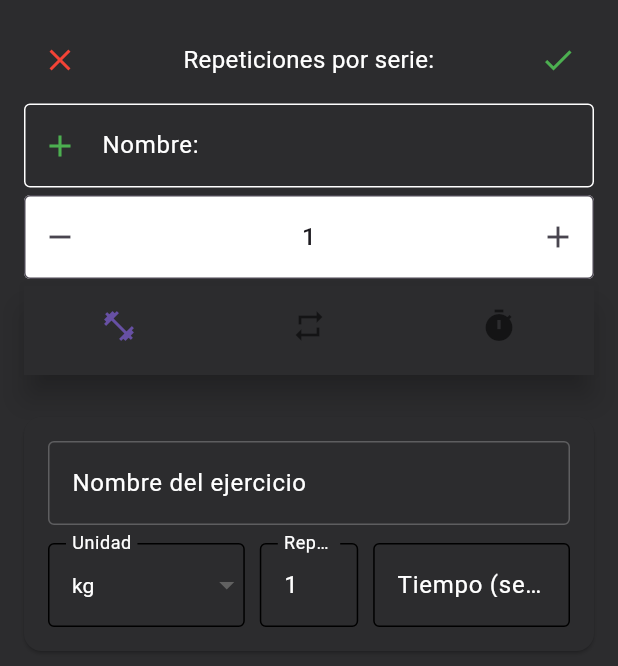
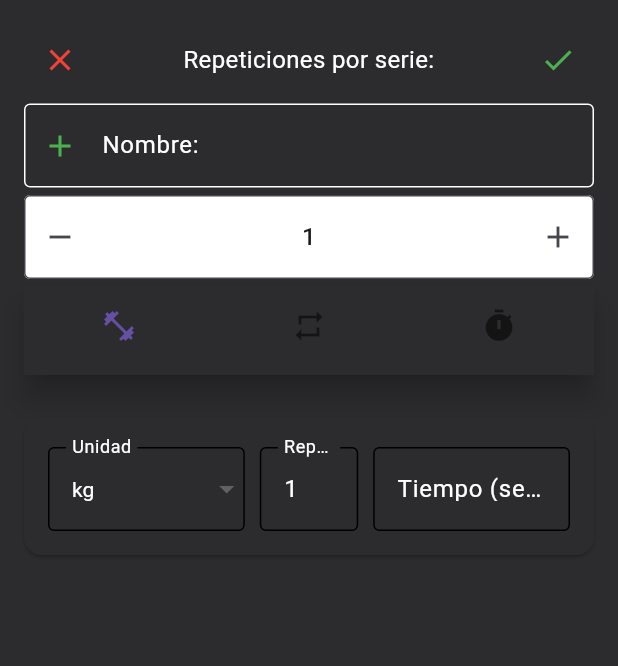
Before and after one commit to fernandobn/AppGym, a Flutter app: the EjericiosFormScreen screen opened by its route, on a phone screen of 412 x 824 dp. Shown: the top 666 px of the screen. Run offline on Flutter 3.47's test engine with Material 3 defaults, Android fonts, the phone set to English and light mode, and no system bars; drawn by our look-alikes of flutter_spinbox; our stand-ins replace flutter_colorpicker.

Commit message:
borrar el texfield

```diff
--- a/fitday/lib/screens/ejercicios/ejericios_form_screen.dart
+++ b/fitday/lib/screens/ejercicios/ejericios_form_screen.dart
@@ -79,21 +79,7 @@ class _ExerciseBlockState extends State<ExerciseBlock> {
         padding: const EdgeInsets.all(16),
         child: Column(
           children: [
-            TextFormField(
-              controller: nameController,
-              style: const TextStyle(color: Colors.white),
-              decoration: const InputDecoration(
-                labelText: 'Nombre del ejercicio',
-                labelStyle: TextStyle(color: Colors.white),
-                enabledBorder: OutlineInputBorder(
-                  borderSide: BorderSide(color: Colors.white24),
-                ),
-                focusedBorder: OutlineInputBorder(
-                  borderSide: BorderSide(color: Colors.green),
-                ),
-              ),
-            ),
-            const SizedBox(height: 12),
+            SizedBox(height: 4),
             Row(
               children: [
                 Expanded(
```
